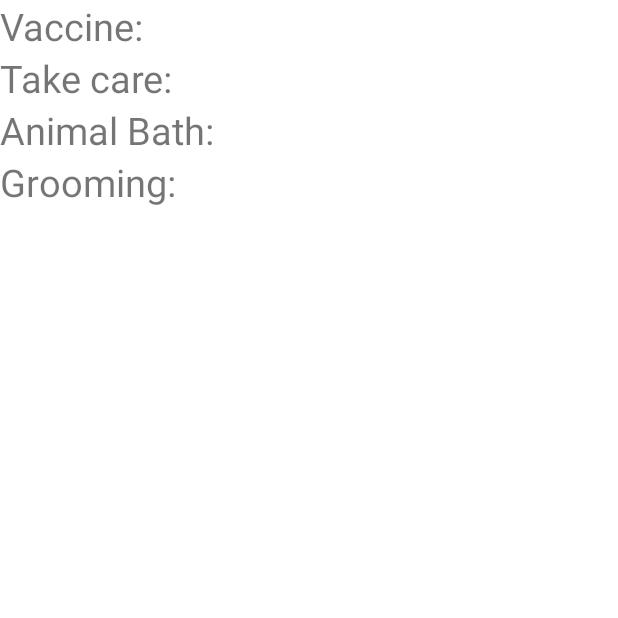
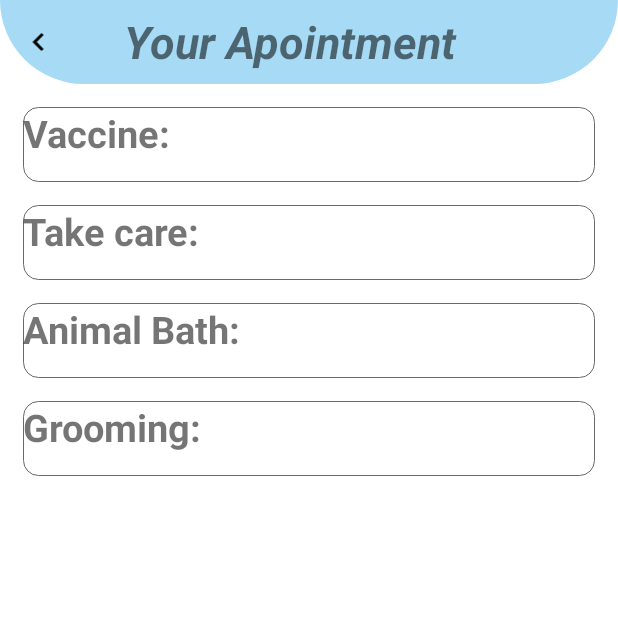
Before and after one commit to NguyennTrungg/NguyennTrungg.github.io, an Android app: the AppointmentSchedule screen opened directly, with no data from a screen before it, on a phone screen of 412 x 824 dp, the top half of it. Run offline under Robolectric (Android 15) with nearby library versions, the phone set to English and light mode, and no system bars; our stand-ins replace EventBus, Firebase (no records; nobody signed in at launch, a user with empty details on screens opened directly).

Commit message:
update xml

```diff
--- a/app/src/main/java/com/example/petshop/AppointmentSchedule.java
+++ b/app/src/main/java/com/example/petshop/AppointmentSchedule.java
@@ -8,6 +8,7 @@ import android.content.DialogInterface;
 import android.os.Bundle;
 import android.util.Log;
 import android.view.View;
+import android.widget.ImageView;
 import android.widget.RelativeLayout;
 import android.widget.TextView;
 
@@ -28,6 +29,7 @@ import org.greenrobot.eventbus.EventBus;
 
 public class AppointmentSchedule extends AppCompatActivity implements View.OnLongClickListener{
     private TextView txtVaccine, txtTakecare, txtBath, txtGrooming;
+    private ImageView btnBack;
     private DatabaseReference mDatabase;
     RelativeLayout appointmentLayout;
 
@@ -49,6 +51,9 @@ public class AppointmentSchedule extends AppCompatActivity implements View.OnLon
         txtTakecare.setOnLongClickListener(this);
         txtBath.setOnLongClickListener(this);
         txtGrooming.setOnLongClickListener(this);
+
+        btnBack = (ImageView) findViewById(R.id.btnBack);
+        btnBack.setOnClickListener(v -> finish());
 
         appointmentLayout = (RelativeLayout) findViewById(R.id.appointment_layout);
 
--- a/app/src/main/java/com/example/petshop/Cart.java
+++ b/app/src/main/java/com/example/petshop/Cart.java
@@ -117,7 +117,6 @@ public class Cart extends AppCompatActivity implements ICartLoadListener {
                             });
                         }
                     }
-
                     @Override
                     public void onCancelled(@NonNull DatabaseError error) {
                         cartLoadListener.onCartLoadFailed(error.getMessage());
--- a/app/src/main/java/com/example/petshop/Services.java
+++ b/app/src/main/java/com/example/petshop/Services.java
@@ -239,6 +239,7 @@ public class Services extends AppCompatActivity implements View.OnClickListener{
                         String uid = user.getUid();
                         mDatabase = FirebaseDatabase.getInstance().getReference("user");
                         mDatabase.child(uid).child(service).setValue(edDate.getText() + " " + edTime.getText());
+                        Toast.makeText(Services.this,"Your apointment has been set, see you there!", Toast.LENGTH_SHORT).show();
                     }
                     dialog.dismiss();
                 } else {
--- a/app/src/main/res/layout/activity_appointment_schedule.xml
+++ b/app/src/main/res/layout/activity_appointment_schedule.xml
@@ -8,37 +8,86 @@
     android:id="@+id/appointment_layout"
     android:orientation="vertical">
 
+    <LinearLayout
+        android:id="@+id/panel"
+        android:layout_width="match_parent"
+        android:layout_height="?android:attr/actionBarSize"
+        android:orientation="horizontal"
+        android:weightSum="16"
+        android:background="@drawable/custom_view">
+
+        <ImageView
+            android:id="@+id/btnBack"
+            android:src="@drawable/baseline_navigate_before_24"
+            android:layout_width="0dp"
+            android:layout_height="wrap_content"
+            android:layout_weight="2"
+            android:layout_gravity="start|center_vertical"/>
+
+        <TextView
+            android:layout_width="0dp"
+            android:layout_height="wrap_content"
+            android:layout_weight="11"
+            android:id="@+id/tx_Total"
+            android:text="Your Apointment"
+            android:gravity="center"
+            android:textStyle="bold|italic"
+            android:textSize="30sp"
+            android:layout_gravity="center_vertical"/>
+    </LinearLayout>
+
     <RelativeLayout
         android:layout_width="wrap_content"
-        android:layout_height="wrap_content">
+        android:layout_height="wrap_content"
+        android:layout_below="@+id/panel">
 
         <TextView
             android:id="@+id/txt_vaccine"
             android:layout_width="match_parent"
-            android:layout_height="wrap_content"
+            android:layout_height="50dp"
             android:text="Vaccine: "
-            android:textSize="25dp"/>
+            android:textSize="25dp"
+            android:layout_marginTop="15dp"
+            android:layout_marginLeft="15dp"
+            android:layout_marginRight="15dp"
+            android:textStyle="bold"
+            android:background="@drawable/cutom_edt4"/>
         <TextView
             android:id="@+id/txt_takecare"
             android:layout_width="match_parent"
-            android:layout_height="wrap_content"
+            android:layout_height="50dp"
+            android:layout_marginTop="15dp"
             android:text="Take care: "
+            android:textStyle="bold"
             android:textSize="25dp"
-            android:layout_below="@id/txt_vaccine"/>
+            android:layout_marginLeft="15dp"
+            android:layout_marginRight="15dp"
+            android:layout_below="@id/txt_vaccine"
+            android:background="@drawable/cutom_edt4"/>
         <TextView
             android:id="@+id/txt_bath"
             android:layout_width="match_parent"
-            android:layout_height="wrap_content"
+            android:layout_height="50dp"
+            android:layout_marginTop="15dp"
             android:text="Animal Bath: "
             android:textSize="25dp"
-            android:layout_below="@id/txt_takecare"/>
+            android:textStyle="bold"
+            android:layout_marginLeft="15dp"
+            android:layout_marginRight="15dp"
+            android:layout_below="@id/txt_takecare"
+            android:background="@drawable/cutom_edt4"/>
         <TextView
             android:id="@+id/txt_grooming"
             android:layout_width="match_parent"
-            android:layout_height="wrap_content"
+            android:layout_height="50dp"
+            android:layout_marginTop="15dp"
             android:text="Grooming: "
             android:textSize="25dp"
-            android:layout_below="@id/txt_bath"/>
+            android:textStyle="bold"
+            android:layout_marginLeft="15dp"
+            android:layout_marginRight="15dp"
+            android:layout_below="@id/txt_bath"
+            android:background="@drawable/cutom_edt4"/>
     </RelativeLayout>
 
 </RelativeLayout>
--- a/app/src/main/res/layout/layout_purchase.xml
+++ b/app/src/main/res/layout/layout_purchase.xml
@@ -31,13 +31,14 @@
             android:textStyle="bold"
             android:textSize="18sp"
             android:textColor="@color/black"/>
+
         <EditText
             android:id="@+id/ed_Name"
             android:layout_width="match_parent"
             android:layout_height="wrap_content"
-            android:padding="12dp"
+            android:background="@drawable/cutom_edt4"
             android:hint="Full Name"
-            android:background="@drawable/cutom_edt4"/>
+            android:padding="12dp" />
 
         <TextView
             android:paddingTop="15dp"
```
Also changed, not shown: app/src/main/res/layout/activity_main.xml (+1 -9 lines), app/src/main/res/layout/layout_drink_item.xml (+12 -9 lines), app/src/main/res/layout/layout_sign_in.xml (+32 -13 lines), app/src/main/res/layout/layout_sign_up.xml (+59 -19 lines).
